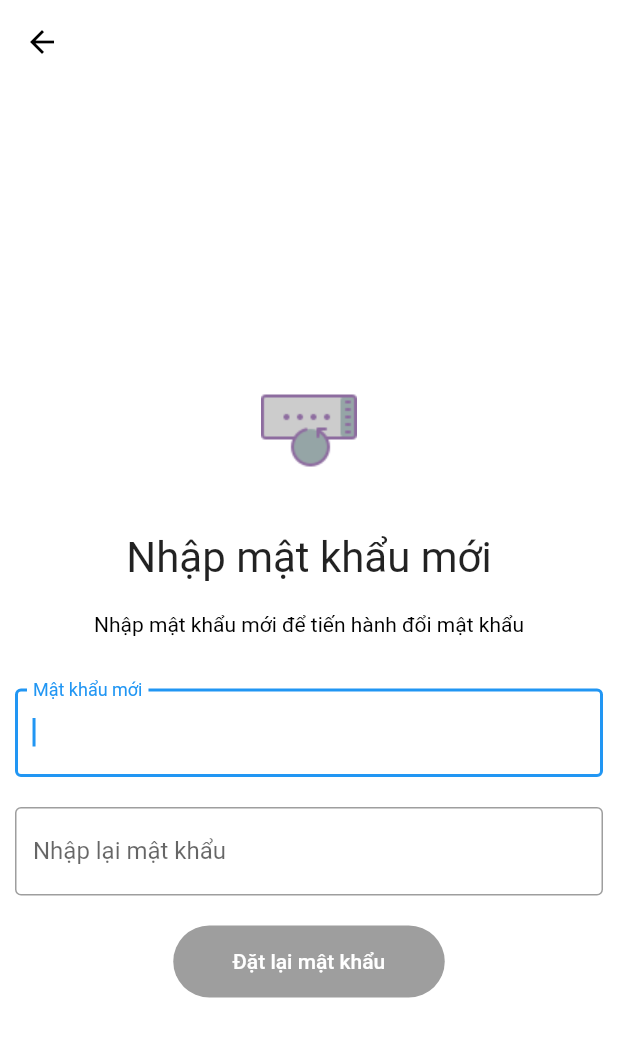
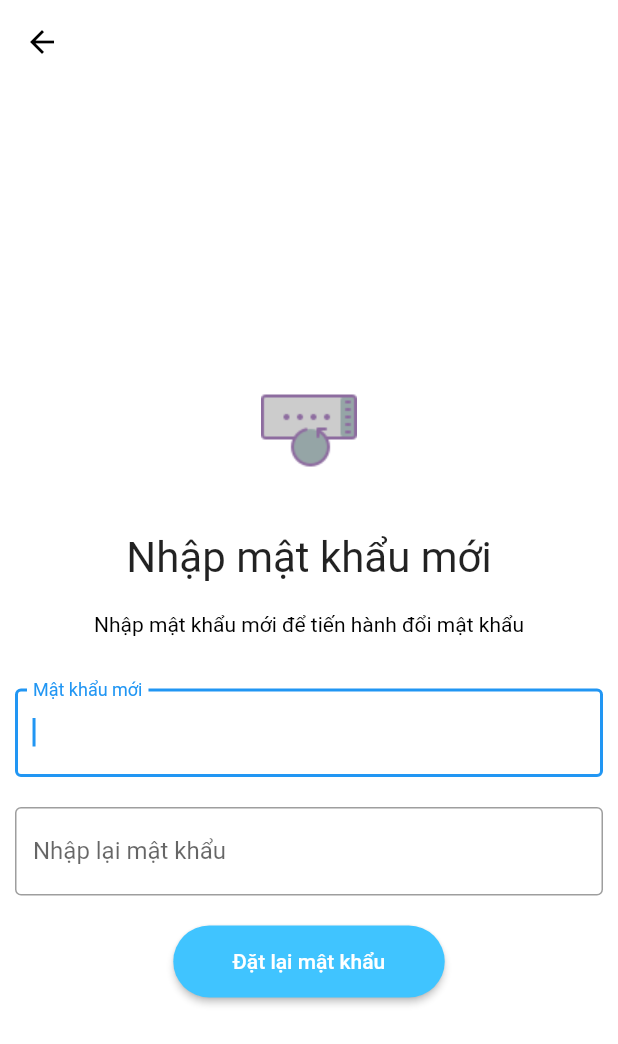
Before and after one commit to vietvmq/AttendanceSystem, a Flutter app: the ResetPasswordView screen opened directly, on a phone screen of 412 x 824 dp. Shown: the top 1044 px of the screen. Run offline on Flutter 3.47's test engine with Material 2 defaults, Android fonts, the phone set to English and light mode, and no system bars; our stand-ins replace cached_network_image, flutter_custom_clippers, flutter_swiper, font_awesome_flutter, google_fonts, lottie and 3 more; missing offline and left inert: flutter_plugin_pdf_viewer, qrcode, timeline_list.

Commit message:
Auto stash before merge of "master" and "origin/master"

```diff
--- a/flutter_attendance_system/lib/ForgetPassword/Widget/ResetPassword.dart
+++ b/flutter_attendance_system/lib/ForgetPassword/Widget/ResetPassword.dart
@@ -4,128 +4,109 @@ import 'package:flutterattendancesystem/ForgetPassword/ForgetPasswordView.dart';
 import 'package:flutterattendancesystem/ForgetPassword/ForgetPasswordViewModel.dart';
 import 'package:scoped_model/scoped_model.dart';
 
-class ResetPasswordTextField extends StatefulWidget {
-
-  ForgetPasswordViewModel forgetPasswordViewModel;
-
-  ResetPasswordTextField({Key key,this.forgetPasswordViewModel}) : super(key: key);
-
-  @override
-  _ResetPasswordTextFieldState createState() => _ResetPasswordTextFieldState();
-}
-
-class _ResetPasswordTextFieldState extends State<ResetPasswordTextField> {
-
-  TextEditingController passController = new TextEditingController();
-
-  @override
-  void initState() {
-    // TODO: implement initState
-    super.initState();
-    passController.addListener((){
-      widget.forgetPasswordViewModel.passSink.add(passController.text);
-    });
-  }
-
-  @override
-  Widget build(BuildContext context) {
-    return Container(
-      child: StreamBuilder<String>(
-        stream: widget.forgetPasswordViewModel.passStream,
-        builder: (context, snapshot) {
-          return TextFormField(
-            controller: passController,
-            autofocus: true,
-            obscureText: true,
-            textInputAction: TextInputAction.next,
-            decoration: InputDecoration(
-                labelText: 'Mật khẩu mới', border: OutlineInputBorder(),errorText: snapshot.data),
-          );
-        }
-      ),
-    );
-  }
-}
-
-class ValidationPassword extends StatefulWidget {
-
-  ForgetPasswordViewModel forgetPasswordViewModel ;
-
-  ValidationPassword({Key key, this.forgetPasswordViewModel}) : super(key: key);
-
-  @override
-  _ValidationPasswordState createState() => _ValidationPasswordState();
-}
-
-class _ValidationPasswordState extends State<ValidationPassword> {
-
-  TextEditingController confirmController = new TextEditingController();
-
-  @override
-  void initState() {
-    // TODO: implement initState
-    super.initState();
-    confirmController.addListener((){
-      widget.forgetPasswordViewModel.confirmPassSink.add(confirmController.text);
-    });
-  }
-
-  @override
-  Widget build(BuildContext context) {
-    return Container(
-      child: StreamBuilder<String>(
-        stream: widget.forgetPasswordViewModel.confirmPassStream,
-        builder: (context, snapshot) {
-          return TextFormField(
-            controller: confirmController,
-            obscureText: true,
-            textInputAction: TextInputAction.next,
-            decoration: InputDecoration(
-                labelText: 'Nhập lại mật khẩu',
-                border: OutlineInputBorder(),
-              errorText: snapshot.data
-               ),
-          );
-        }
-      ),
-    );
-  }
-}
-
-class ResetButton extends StatefulWidget {
-
-  ForgetPasswordViewModel forgetPasswordViewModel;
-
-  ResetButton({Key key, this.forgetPasswordViewModel}) : super(key: key);
-
-  @override
-  _ResetButtonState createState() => _ResetButtonState();
-}
-
-class _ResetButtonState extends State<ResetButton> {
-  @override
-  Widget build(BuildContext context) {
-    return StreamBuilder<bool>(
-      stream: widget.forgetPasswordViewModel.btnConfirmStream,
-      builder: (context, snapshot) {
-        return Container(
-          height: 48,
-          width: 181,
-          child: RaisedButton(
-            color: Colors.lightBlueAccent,
-            shape: RoundedRectangleBorder(
-                borderRadius: BorderRadius.all(Radius.circular(50))),
-            child: Text(
-              'Đặt lại mật khẩu',
-              style: TextStyle(color: Colors.white),
-            ),
-            onPressed: snapshot.data == true ? () {} : null,
-          ),
-        );
-      }
-    );
-  }
-}
+//class ResetPasswordTextField extends StatefulWidget {
+//  ForgetPasswordViewModel forgetPasswordViewModel;
+//
+//  GlobalKey<FormFieldState> passkey;
+//
+//  ResetPasswordTextField({Key key, this.passkey}) : super(key: key);
+//
+//  @override
+//  _ResetPasswordTextFieldState createState() => _ResetPasswordTextFieldState();
+//}
+//
+//class _ResetPasswordTextFieldState extends State<ResetPasswordTextField> {
+//  TextEditingController passController = new TextEditingController();
+//
+//  @override
+//  Widget build(BuildContext context) {
+//    return Container(
+//        child: TextFormField(
+//          key: widget.passkey,
+//      controller: passController,
+//      autofocus: true,
+//      obscureText: true,
+//      textInputAction: TextInputAction.next,
+//      decoration: InputDecoration(
+//        labelText: 'Mật khẩu mới',
+//        border: OutlineInputBorder(),
+//      ),
+//    ));
+//  }
+//}
+//
+//class ValidationPassword extends StatefulWidget {
+//  ForgetPasswordViewModel forgetPasswordViewModel;
+//
+//  GlobalKey<FormFieldState> passkey;
+//
+//  ValidationPassword({Key key, this.passkey}) : super(key: key);
+//
+//  @override
+//  _ValidationPasswordState createState() => _ValidationPasswordState();
+//}
+//
+//class _ValidationPasswordState extends State<ValidationPassword> {
+//  TextEditingController confirmController = new TextEditingController();
+//
+//  @override
+//  Widget build(BuildContext context) {
+//    return Container(
+//        child: TextFormField(
+//      validator: (confirmation) {
+//        var password = widget.passkey.currentState.value;
+//        print("password is: " + password);
+//        return confirmation == password
+//            ? null
+//            : "Confirm Password should match password";
+//      },
+//      controller: confirmController,
+//      obscureText: true,
+//      textInputAction: TextInputAction.next,
+//      decoration: InputDecoration(
+//        labelText: 'Nhập lại mật khẩu',
+//        border: OutlineInputBorder(),
+//      ),
+//    ));
+//  }
+//}
+//
+//class ResetButton extends StatefulWidget {
+//  ForgetPasswordViewModel forgetPasswordViewModel;
+//
+//  GlobalKey<FormState> passkey = GlobalKey<FormState>();
+//
+//  ResetButton({Key key, this.passkey}) : super(key: key);
+//
+//  @override
+//  _ResetButtonState createState() => _ResetButtonState();
+//}
+//
+//class _ResetButtonState extends State<ResetButton> {
+//  @override
+//  Widget build(BuildContext context) {
+//    return Container(
+//            height: 48,
+//            width: 181,
+//            child: RaisedButton(
+//              color: Colors.lightBlueAccent,
+//              shape: RoundedRectangleBorder(
+//                  borderRadius: BorderRadius.all(Radius.circular(50))),
+//              child: Text(
+//                'Đặt lại mật khẩu',
+//                style: TextStyle(color: Colors.white),
+//              ),
+//              onPressed: (){
+//                if(widget.passkey.currentState.validate())
+//                  {
+//                    Scaffold.of(context)
+//                        .showSnackBar(SnackBar(content: Text('Processing Data')));
+//                  }
+//              },
+//            ),
+//          );
+//  }
+//}
 
 class ResetPasswordView extends StatefulWidget {
   @override
@@ -133,13 +114,17 @@ class ResetPasswordView extends StatefulWidget {
 }
 
 class _ResetPasswordViewState extends State<ResetPasswordView> {
-  GlobalKey<FormFieldState> passKey;
+  GlobalKey<FormFieldState> passKey = GlobalKey<FormFieldState>();
+  final _globalkey = GlobalKey<ScaffoldState>();
+  GlobalKey<FormState> passFormKey = GlobalKey<FormState>();
+
+  TextEditingController passController = TextEditingController();
+  TextEditingController confirmController = TextEditingController();
+
   @override
   Widget build(BuildContext context) {
     double widthScreen = MediaQuery.of(context).size.width;
-    return ScopedModel(
-      model: ForgetPasswordViewModel(),
-      child: Scaffold(
+    return Scaffold(
         backgroundColor: Colors.white,
         appBar: AppBar(
           backgroundColor: Colors.white,
@@ -155,10 +140,10 @@ class _ResetPasswordViewState extends State<ResetPasswordView> {
               margin: EdgeInsets.only(left: widthScreen / 7.3),
               child: Text('Nhập lại mật khẩu')),
         ),
-        body: ScopedModelDescendant<ForgetPasswordViewModel>(
-          builder: (context, child, model){
-           return Center(
+        body: Center(
           child: SingleChildScrollView(
+            child: Form(
+              key: passFormKey,
               child: Column(
                 children: <Widget>[
                   Padding(
@@ -172,8 +157,8 @@ class _ResetPasswordViewState extends State<ResetPasswordView> {
                   Padding(
                     padding: const EdgeInsets.only(left: 10, right: 10),
                     child: Container(
-                        child:
-                        Text('Nhập mật khẩu mới', style: TextStyle(fontSize: 28)),
+                      child: Text('Nhập mật khẩu mới',
+                          style: TextStyle(fontSize: 28)),
                     ),
                   ),
                   SizedBox(
@@ -194,29 +179,70 @@ class _ResetPasswordViewState extends State<ResetPasswordView> {
                   ),
                   Padding(
                     padding: const EdgeInsets.only(left: 10, right: 10, top: 15),
-                      child: ResetPasswordTextField(forgetPasswordViewModel: model,),
+                    child: Container(
+                        child: TextFormField(
+                          key: passKey,
+                          controller: passController,
+                          autofocus: true,
+                          obscureText: true,
+                          textInputAction: TextInputAction.next,
+                          decoration: InputDecoration(
+                            labelText: 'Mật khẩu mới',
+                            border: OutlineInputBorder(),
+                          ),
+                        )),
                   ),
                   SizedBox(
                     height: 20,
                   ),
                   Padding(
                     padding: const EdgeInsets.only(left: 10, right: 10),
-                      child: ValidationPassword(forgetPasswordViewModel: model,),
+                    child: Container(
+                        child: TextFormField(
+                          validator: (confirmation) {
+                            var password = passKey.currentState.value;
+                            return confirmation == password
+                                ? null
+                                : "Confirm Password should match password";
+                          },
+                          controller: confirmController,
+                          obscureText: true,
+                          textInputAction: TextInputAction.next,
+                          decoration: InputDecoration(
+                            labelText: 'Nhập lại mật khẩu',
+                            border: OutlineInputBorder(),
+                          ),
+                        )),
                   ),
                   SizedBox(
                     height: 20,
                   ),
                 Padding(
                   padding: const EdgeInsets.only(left: 10, right: 10),
-                      child: ResetButton(forgetPasswordViewModel: model,),
+                  child: Container(
+                    height: 48,
+                    width: 181,
+                    child: RaisedButton(
+                      color: Colors.lightBlueAccent,
+                      shape: RoundedRectangleBorder(
+                          borderRadius: BorderRadius.all(Radius.circular(50))),
+                      child: Text(
+                        'Đặt lại mật khẩu',
+                        style: TextStyle(color: Colors.white),
+                      ),
+                      onPressed: (){
+                        if(passFormKey.currentState.validate())
+                        {
+                          showDialog(context: context,builder: (BuildContext context) => AlertDialog(content: Text("Đổi mật khẩu thành công"),));
+                        }
+                      },
+                    ),
+                  ),
                 )
                 ],
               ),
             ),
-            );
-          }
           ),
-      ),
-    );
+        ));
   }
 }
--- a/flutter_attendance_system/lib/main.dart
+++ b/flutter_attendance_system/lib/main.dart
@@ -1,5 +1,7 @@
 import 'package:flutter/material.dart';
+import 'package:flutterattendancesystem/ForgetPassword/ForgetPasswordView.dart';
 import 'package:flutterattendancesystem/Login/LoginView.dart';
+import 'ForgetPassword/Widget/ResetPassword.dart';
 import 'View/Home/HomePage.dart';
 
 void main() => runApp(MyApp());
@@ -12,7 +14,7 @@ class MyApp extends StatelessWidget {
       theme: ThemeData(
         primarySwatch: Colors.blue,
       ),
-      home: LoginScreen(),
+      home: ResetPasswordView(),
       initialRoute: '/',
       routes: {
         '/login': (context) => LoginScreen(),
--- a/flutter_attendance_system/pubspec.yaml
+++ b/flutter_attendance_system/pubspec.yaml
@@ -29,7 +29,7 @@ dependencies:
   flutter_swiper: ^1.1.6
   cached_network_image: ^2.0.0
   lottie: ^0.3.2 #import 26/3/2020
-
+  pin_input_text_field: ^3.0.1 #import 27/3/2020
   font_awesome_flutter: ^8.7.0
   path_provider: ^1.6.5
   timeline_list: ^0.0.5
```
Also changed, not shown: flutter_attendance_system/pubspec.lock. Lines whose indentation alone changed are shown as unchanged.
